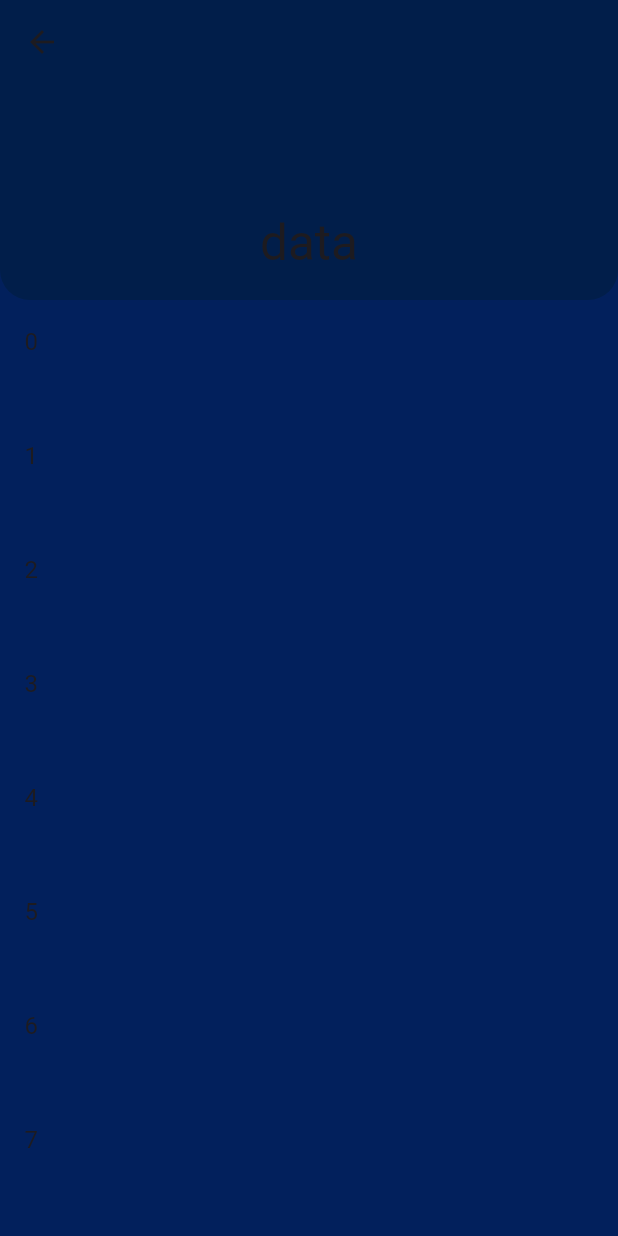
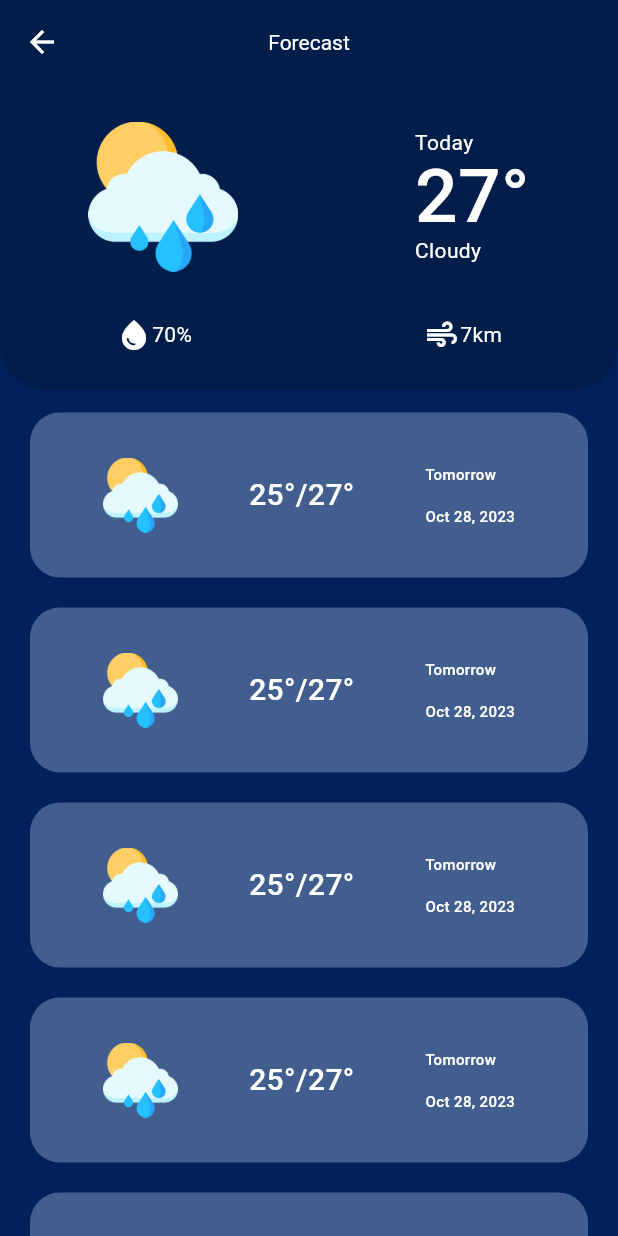
Before and after one commit to gabrieuu/weather_app, a Flutter app: the screen it shows after launch, after a tap on "Ver mais", on a phone screen of 412 x 824 dp. Run offline on Flutter 3.47's test engine with Material 2 defaults, Android fonts, the light colour scheme and no system bars; our stand-ins replace dio, get.

Commit message:
feat view forecast

```diff
--- a/lib/view/home_page.dart
+++ b/lib/view/home_page.dart
@@ -17,12 +17,11 @@ class _HomePageState extends State<HomePage> {
   Widget build(BuildContext context) {
     widthViewPort = MediaQuery.of(context).size.width;
 
-    return SafeArea(
-      child: Scaffold(
-        backgroundColor: blue,
-        body:
-            _body(), //Obx(() => controller.isLoading.value ? load() : _body()),
-      ),
+    return Scaffold(
+
+      backgroundColor: blue,
+      body:
+          _body(), //Obx(() => controller.isLoading.value ? load() : _body()),
     );
   }
 
@@ -34,6 +33,7 @@ class _HomePageState extends State<HomePage> {
 
   _body() {
     return SingleChildScrollView(
+      padding: EdgeInsets.only(top: 20),
       child: Column(
         children: [
           Padding(
@@ -128,7 +128,7 @@ class _HomePageState extends State<HomePage> {
                   padding: const EdgeInsets.only(top: 15),
                   child: ElevatedButton(
                     onPressed: (){
-                      Get.to(ViewForecast());
+                      Get.to(() => ViewForecast());
                     },
                     style: ElevatedButton.styleFrom(
                         backgroundColor: lightBlue,
--- a/lib/view/view_forecast.dart
+++ b/lib/view/view_forecast.dart
@@ -7,41 +7,113 @@ class ViewForecast extends StatelessWidget {
   @override
   Widget build(BuildContext context) {
     return Scaffold(
+      body: _body(),
       backgroundColor: blue,
-        body: NestedScrollView(
-      headerSliverBuilder: (context, innerBoxIsScrolled) => [
-        SliverAppBar(
-          pinned: true,
-          snap: true,
-          floating: true,
-          backgroundColor: blue,
-          expandedHeight: 200,
-          flexibleSpace: Container(
+    );
+  }
+
+  _body() {
+    return Column(
+      children: [
+        AppBar(
+          backgroundColor: darkBlue,
+          surfaceTintColor:darkBlue,
+          iconTheme: IconThemeData(color: white),
+          titleTextStyle: TextStyle(color: white),
+          centerTitle: true,
+          title: Text("Forecast"),
+        ),
+        Expanded(
+          flex: 0,
+          child: Container(
+            padding: EdgeInsets.symmetric(vertical: 25),
             decoration: BoxDecoration(
               color: darkBlue,
-              borderRadius: BorderRadius.only(bottomLeft: Radius.circular(20),bottomRight: Radius.circular(20))
+              borderRadius: BorderRadius.vertical(bottom: Radius.circular(30))
             ),
-            child: FlexibleSpaceBar(
-
-              centerTitle: true,
-              title: Text("data"),
+            child: Column(
+              children: [
+                Row(
+                  mainAxisAlignment: MainAxisAlignment.spaceAround,
+                  children: [
+                    SizedBox(
+                      width: 100,
+                      child: Image.asset("assets/clima/29.png"),
+                    ),
+                    Wrap(
+                      spacing: -10,
+                      direction: Axis.vertical,
+                      children: [
+                        Text("Today"),
+                        Text("27°", style: TextStyle(fontSize: 50, fontWeight: FontWeight.w500),),
+                        Text("Cloudy"),
+                      ],
+                    )
+                  ],
+                ),
+                 Padding(
+                  padding: const EdgeInsets.only(top: 30),
+                  child: const Row(
+                    mainAxisAlignment: MainAxisAlignment.spaceAround,
+                    children: [
+                      Row(
+                        children: [
+                          Icon(
+                            Icons.water_drop_sharp,
+                            color: white,
+                          ),
+                          Text("70%"),
+                        ],
+                      ),
+                      Row(
+                        children: [
+                          Icon(
+                            Icons.air,
+                            color: white,
+                          ),
+                          Text("7km"),
+                        ],
+                      ),
+                    ],
+                  ),
+                ),
+              ],
             ),
           ),
-
-        )
+        ),
+        Expanded(
+          flex: 2,
+            child: ListView.builder(
+          itemBuilder: (context, index) {
+            return Container(
+                decoration: BoxDecoration(
+                    color: lightBlue, borderRadius: BorderRadius.circular(20)),
+                padding: EdgeInsets.symmetric(vertical: 30, horizontal: 25),
+                margin: EdgeInsets.only(bottom: 20, left: 20, right: 20),
+                child: Row(
+                    mainAxisAlignment: MainAxisAlignment.spaceAround,
+                    children: [
+                      SizedBox(
+                        width: 50,
+                        child: Image.asset("assets/clima/29.png"),
+                      ),
+                      Text(
+                        '25°/27°',
+                        style: TextStyle(
+                            fontSize: 20, fontWeight: FontWeight.w500),
+                      ),
+                      Text(
+                        "Tomorrow\n\nOct 28, 2023",
+                        style: TextStyle(
+                            fontSize: 10, fontWeight: FontWeight.w500),
+                      ),
+                    ]));
+          },
+          padding: EdgeInsets.only(top: 15),
+          itemCount: 10,
+        ))
       ],
-      body: ListView.separated(
-        itemBuilder: (context, index) {
-          return ListTile(
-            title: Text("$index"),
-          );
-        },
-        separatorBuilder: (context, index) => SizedBox(
-          height: 20,
-        ),
-        itemCount: 30,
-      ),
-    ));
+    );
   }
 
   _appbar() {
```
